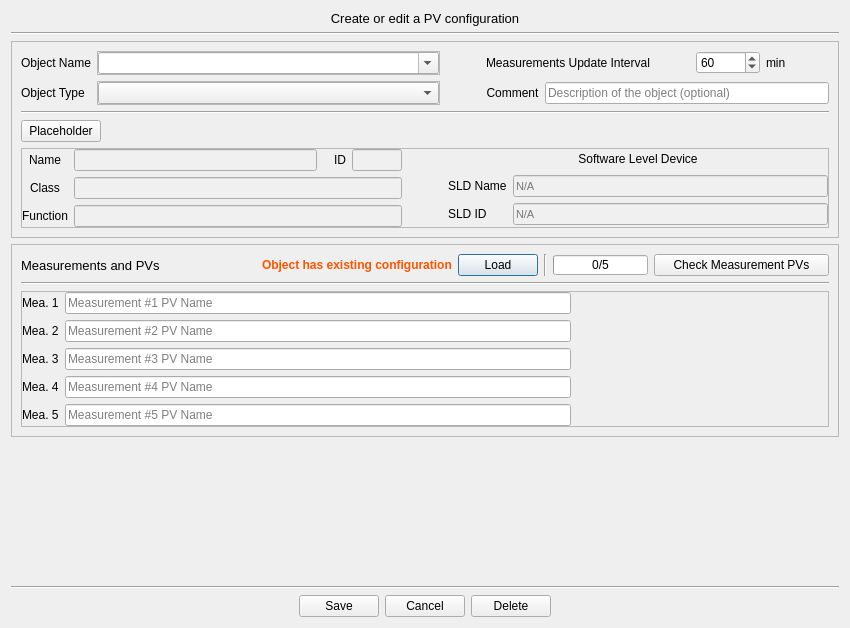
First picture: the form in ServiceManager/GUI/layouts/ConfigEntry.ui, repository ISISNeutronMuon/HLM_PV_Import, before the edit.
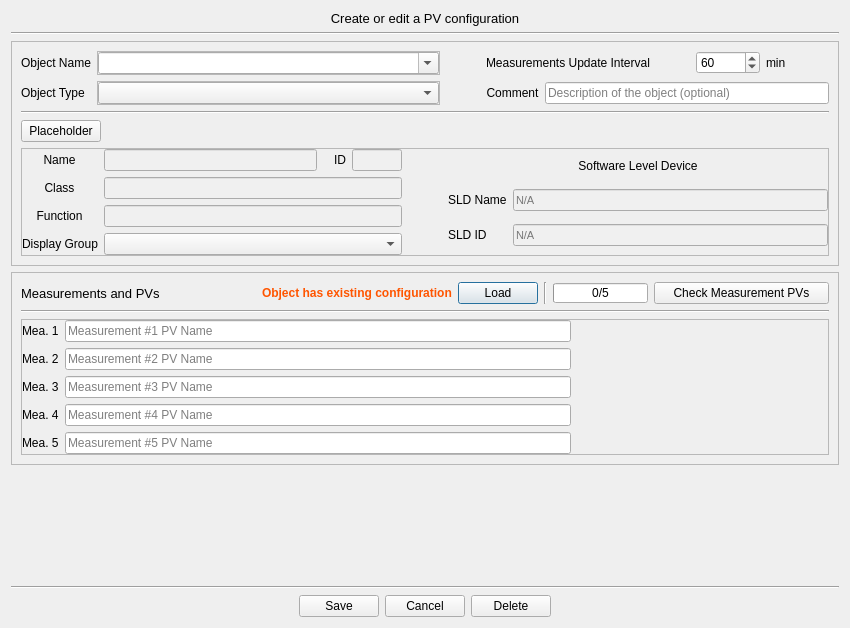
Second picture: the form after the edit.

Commit message: Added combo box and linked it to display group

```diff
--- a/ServiceManager/GUI/layouts/ConfigEntry.ui
+++ b/ServiceManager/GUI/layouts/ConfigEntry.ui
@@ -652,6 +652,16 @@
                </property>
               </widget>
              </item>
+             <item row="3" column="1" colspan="4">
+              <widget class="QComboBox" name="obj_display_group_cb"/>
+             </item>
+             <item row="3" column="0">
+              <widget class="QLabel" name="label">
+               <property name="text">
+                <string>Display Group</string>
+               </property>
+              </widget>
+             </item>
             </layout>
            </item>
            <item>
```
Left out of the diff: 96 changed lines with no effect on the pictures. The commit also changes 2 other files.
